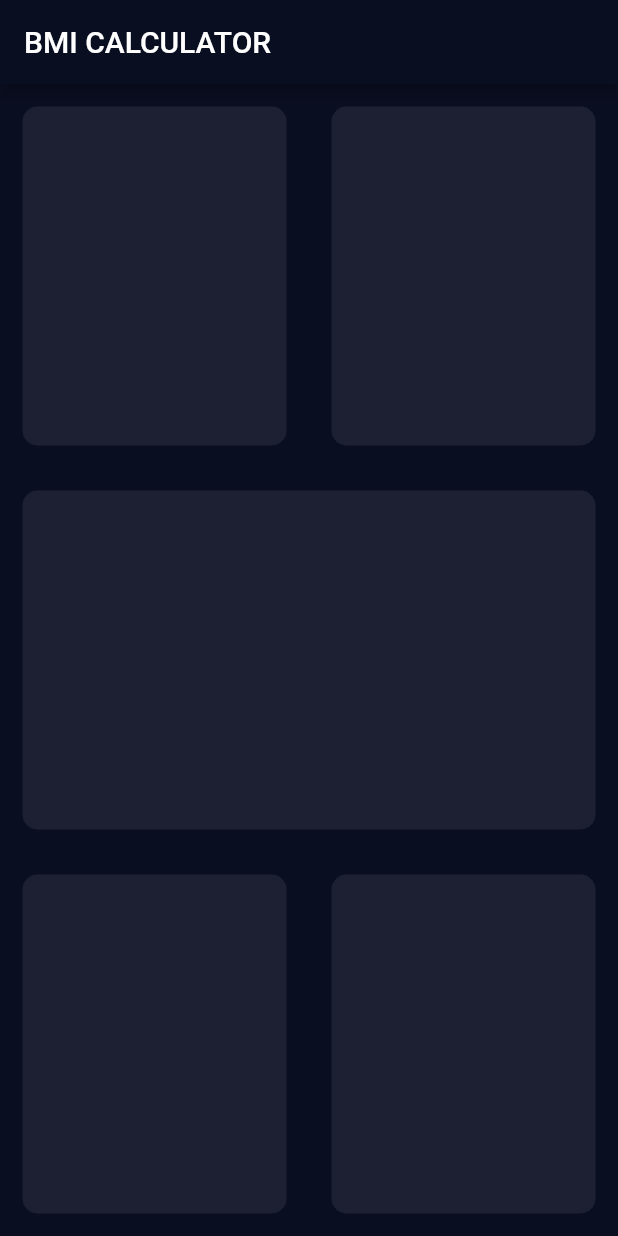
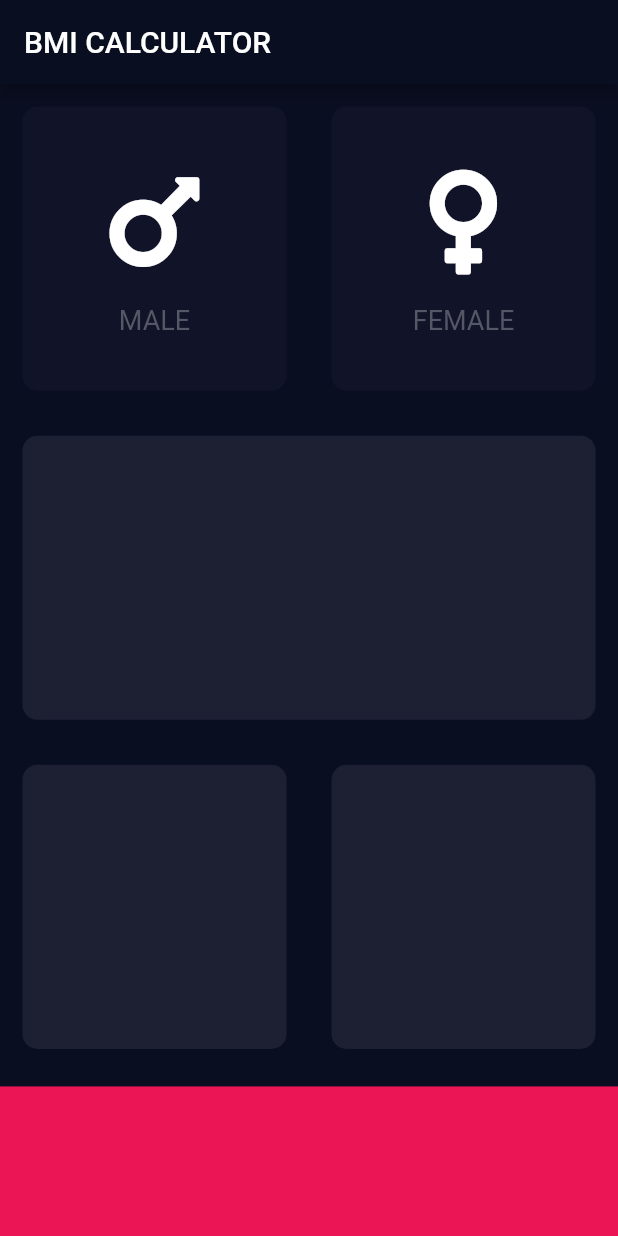
Before and after one commit to MostafaAE/BMI-Calculator, a Flutter app: the screen it shows after launch, on a phone screen of 412 x 824 dp. Run offline on Flutter 3.47's test engine with Material 2 defaults, Android fonts, the phone set to English and light mode, and no system bars; our stand-ins replace font_awesome_flutter.

Commit message:
gender cards

```diff
--- /dev/null
+++ b/lib/icon_content.dart
@@ -0,0 +1,29 @@
+import 'package:flutter/material.dart';
+
+const cardTextStyle = TextStyle(
+  fontSize: 18.0,
+  color: Color(0xFF555766),
+);
+
+class IconContent extends StatelessWidget {
+  final IconData cardIcon;
+  final String cardText;
+  IconContent({@required this.cardIcon, @required this.cardText});
+
+  @override
+  Widget build(BuildContext context) {
+    return Column(
+      mainAxisAlignment: MainAxisAlignment.center,
+      children: [
+        Icon(
+          cardIcon,
+          size: 80.0,
+        ),
+        SizedBox(
+          height: 15.0,
+        ),
+        Text(cardText, style: cardTextStyle),
+      ],
+    );
+  }
+}
--- a/lib/input_page.dart
+++ b/lib/input_page.dart
@@ -1,4 +1,15 @@
 import 'package:flutter/material.dart';
+import 'package:font_awesome_flutter/font_awesome_flutter.dart';
+import 'reusable_card.dart';
+import 'icon_content.dart';
+
+const activeCardColour = Color(0xFF1D1F33);
+const inactiveCardColour = Color(0xFF111328);
+const bottomContainerColour = Color(0xFFEB1555);
+enum Gender {
+  male,
+  female,
+}
 
 class InputPage extends StatefulWidget {
   @override
@@ -6,6 +17,8 @@ class InputPage extends StatefulWidget {
 }
 
 class _InputPageState extends State<InputPage> {
+  Gender selectedGender;
+
   @override
   Widget build(BuildContext context) {
     return Scaffold(
@@ -15,34 +28,76 @@ class _InputPageState extends State<InputPage> {
       body: Column(
         children: [
           Expanded(
+            flex: 2,
             child: Row(
               children: [
                 Expanded(
-                  child: ReusableCard(colour: Color(0xFF1D1F33)),
+                  child: GestureDetector(
+                    onTap: () {
+                      setState(() {
+                        selectedGender = Gender.male;
+                      });
+                    },
+                    child: ReusableCard(
+                      colour: selectedGender == Gender.male
+                          ? activeCardColour
+                          : inactiveCardColour,
+                      cardChild: IconContent(
+                          cardIcon: FontAwesomeIcons.mars, cardText: 'MALE'),
+                    ),
+                  ),
                 ),
                 Expanded(
-                  child: ReusableCard(colour: Color(0xFF1D1F33)),
+                  child: GestureDetector(
+                    onTap: () {
+                      setState(() {
+                        selectedGender = Gender.female;
+                      });
+                    },
+                    child: ReusableCard(
+                      colour: selectedGender == Gender.female
+                          ? activeCardColour
+                          : inactiveCardColour,
+                      cardChild: IconContent(
+                          cardIcon: FontAwesomeIcons.venus, cardText: 'FEMALE'),
+                    ),
+                  ),
                 ),
               ],
             ),
           ),
           Expanded(
+            flex: 2,
             child: Row(
               children: [
                 Expanded(
-                  child: ReusableCard(colour: Color(0xFF1D1F33)),
+                  child: ReusableCard(colour: activeCardColour),
                 ),
               ],
             ),
           ),
           Expanded(
+            flex: 2,
             child: Row(
               children: [
                 Expanded(
-                  child: ReusableCard(colour: Color(0xFF1D1F33)),
+                  child: ReusableCard(colour: activeCardColour),
                 ),
                 Expanded(
-                  child: ReusableCard(colour: Color(0xFF1D1F33)),
+                  child: ReusableCard(colour: activeCardColour),
+                ),
+              ],
+            ),
+          ),
+          Expanded(
+            flex: 1,
+            child: Row(
+              children: [
+                Expanded(
+                  child: Container(
+                    margin: EdgeInsets.only(top: 10),
+                    color: bottomContainerColour,
+                  ),
                 ),
               ],
             ),
@@ -52,19 +107,3 @@ class _InputPageState extends State<InputPage> {
     );
   }
 }
-
-class ReusableCard extends StatelessWidget {
-  final Color colour;
-  const ReusableCard({@required this.colour});
-
-  @override
-  Widget build(BuildContext context) {
-    return Container(
-      margin: EdgeInsets.all(15),
-      decoration: BoxDecoration(
-        color: colour,
-        borderRadius: BorderRadius.circular(10.0),
-      ),
-    );
-  }
-}
--- /dev/null
+++ b/lib/reusable_card.dart
@@ -0,0 +1,19 @@
+import 'package:flutter/material.dart';
+
+class ReusableCard extends StatelessWidget {
+  final Color colour;
+  final Widget cardChild;
+  const ReusableCard({@required this.colour, this.cardChild});
+
+  @override
+  Widget build(BuildContext context) {
+    return Container(
+      margin: EdgeInsets.all(15),
+      decoration: BoxDecoration(
+        color: colour,
+        borderRadius: BorderRadius.circular(10.0),
+      ),
+      child: cardChild,
+    );
+  }
+}
--- a/pubspec.yaml
+++ b/pubspec.yaml
@@ -11,6 +11,7 @@ dependencies:
     sdk: flutter
 
   cupertino_icons: ^0.1.2
+  font_awesome_flutter: ^9.0.0
 
 dev_dependencies:
   flutter_test:
```
Also changed, not shown: 8 other files.
